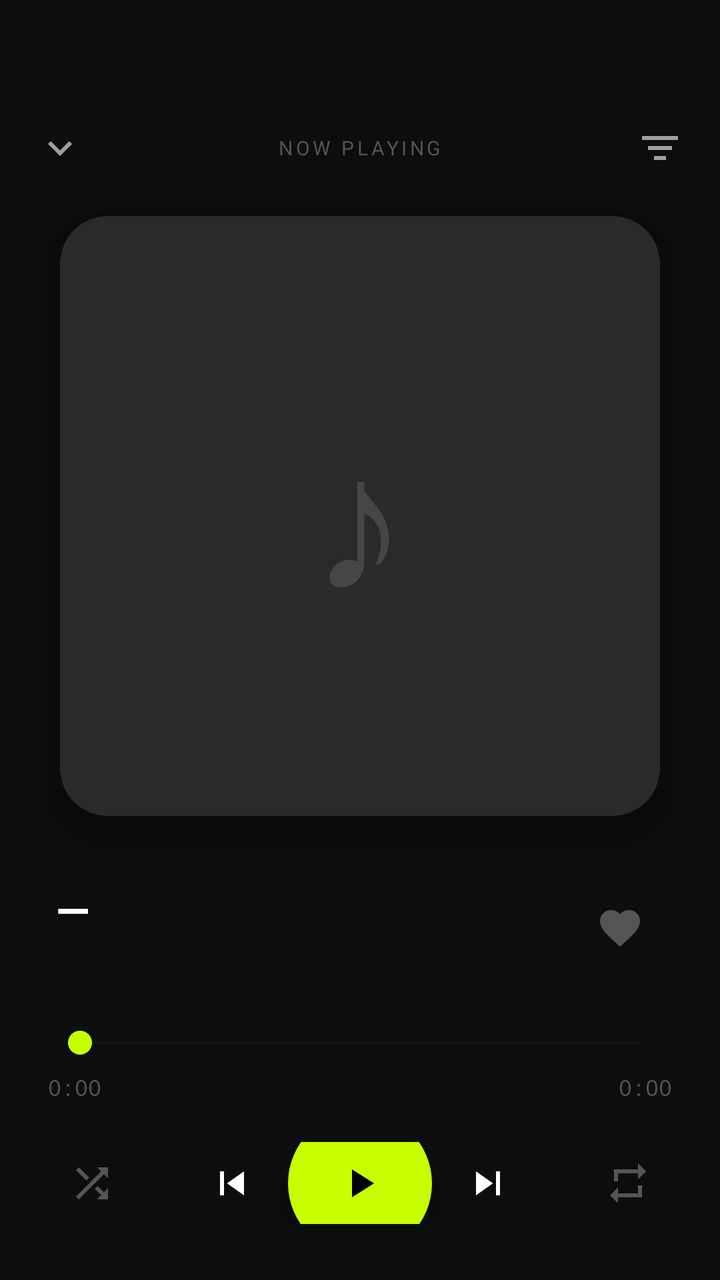
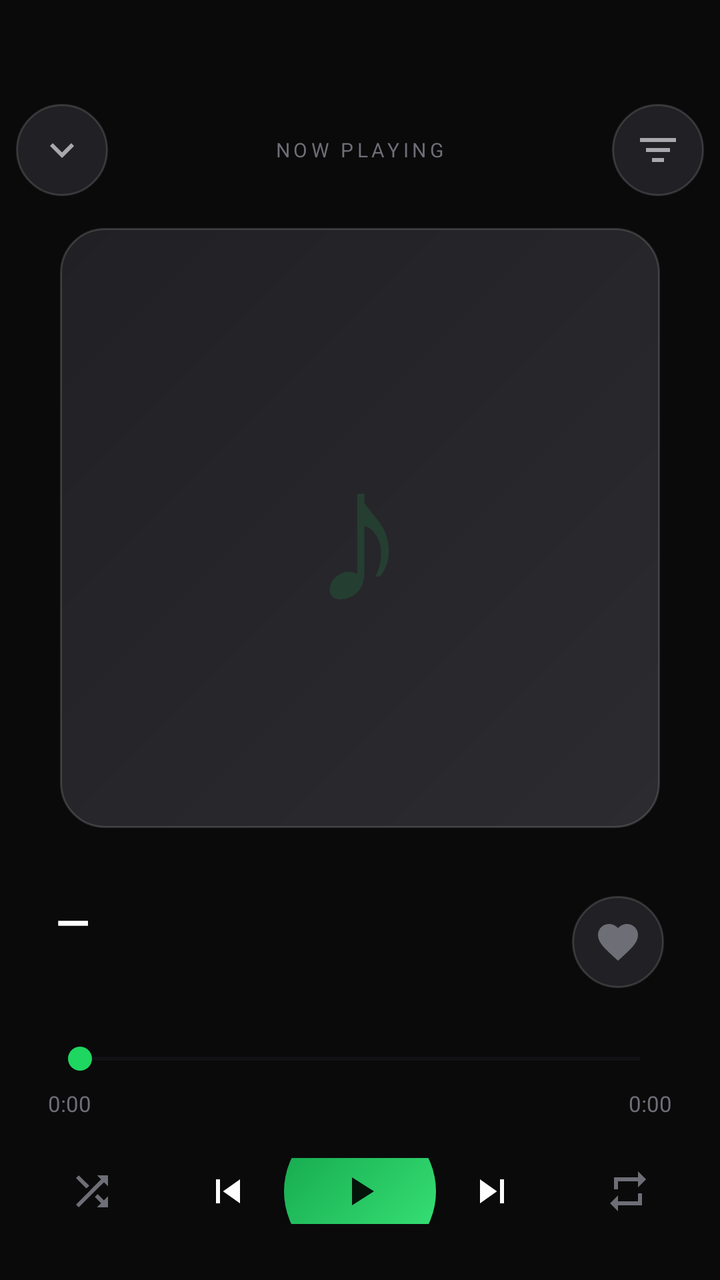

Screens rendered from an Android XML layout before and after an edit, with the pre-edit source and the edit as a unified diff.
<!-- AndroidManifest.xml: application theme Theme.Rhythmix -->
<!-- res/layout/fragment_player.xml -->
<?xml version="1.0" encoding="utf-8"?>
<LinearLayout
    xmlns:android="http://schemas.android.com/apk/res/android"
    xmlns:app="http://schemas.android.com/apk/res-auto"
    android:layout_width="match_parent"
    android:layout_height="match_parent"
    android:background="@color/bg"
    android:orientation="vertical">

    
    <LinearLayout
        android:layout_width="match_parent"
        android:layout_height="wrap_content"
        android:orientation="horizontal"
        android:paddingHorizontal="8dp"
        android:paddingTop="52dp"
        android:paddingBottom="8dp"
        android:gravity="center_vertical">

        <ImageButton
            android:id="@+id/btn_back"
            android:layout_width="44dp"
            android:layout_height="44dp"
            android:src="@drawable/ic_chevron_down"
            android:background="@null"
            android:padding="10dp"
            app:tint="@color/text_secondary" />

        <LinearLayout
            android:layout_width="0dp"
            android:layout_height="wrap_content"
            android:layout_weight="1"
            android:orientation="vertical"
            android:gravity="center">
            <TextView
                android:layout_width="wrap_content"
                android:layout_height="wrap_content"
                android:text="NOW PLAYING"
                android:textSize="10sp"
                android:textColor="@color/text_tertiary"
                android:letterSpacing="0.15"/>
        </LinearLayout>

        <ImageButton
            android:id="@+id/btn_queue"
            android:layout_width="44dp"
            android:layout_height="44dp"
            android:src="@drawable/ic_queue"
            android:background="@null"
            android:padding="10dp"
            app:tint="@color/text_secondary" />
    </LinearLayout>

    
    <FrameLayout
        android:id="@+id/art_container"
        android:layout_width="300dp"
        android:layout_height="300dp"
        android:layout_gravity="center_horizontal"
        android:layout_marginTop="4dp"
        android:layout_marginBottom="32dp"
        android:background="@drawable/bg_art"
        android:gravity="center"
        android:elevation="12dp">

        <TextView
            android:id="@+id/tv_art_note"
            android:layout_width="wrap_content"
            android:layout_height="wrap_content"
            android:layout_gravity="center"
            android:text="♪"
            android:textSize="96sp"
            android:textColor="#22FFFFFF" />

        <TextView
            android:id="@+id/tv_art_letter"
            android:layout_width="wrap_content"
            android:layout_height="wrap_content"
            android:layout_gravity="center"
            android:textSize="80sp"
            android:textStyle="bold"
            android:textColor="#55FFFFFF" />
    </FrameLayout>

    
    <LinearLayout
        android:layout_width="match_parent"
        android:layout_height="wrap_content"
        android:orientation="horizontal"
        android:paddingHorizontal="28dp"
        android:paddingBottom="24dp"
        android:gravity="center_vertical">

        <LinearLayout
            android:layout_width="0dp"
            android:layout_height="wrap_content"
            android:layout_weight="1"
            android:orientation="vertical">
            <TextView
                android:id="@+id/tv_title"
                android:layout_width="match_parent"
                android:layout_height="wrap_content"
                android:text="—"
                android:textSize="22sp"
                android:textStyle="bold"
                android:textColor="@color/text_primary"
                android:maxLines="1"
                android:ellipsize="end" />
            <TextView
                android:id="@+id/tv_artist"
                android:layout_width="match_parent"
                android:layout_height="wrap_content"
                android:textSize="14sp"
                android:textColor="@color/text_secondary"
                android:maxLines="1"
                android:ellipsize="end" />
        </LinearLayout>

        <ImageButton
            android:id="@+id/btn_like"
            android:layout_width="44dp"
            android:layout_height="44dp"
            android:src="@drawable/ic_heart"
            android:background="@null"
            android:padding="10dp"
            app:tint="@color/text_tertiary" />
    </LinearLayout>

    
    <LinearLayout
        android:layout_width="match_parent"
        android:layout_height="wrap_content"
        android:orientation="vertical"
        android:paddingHorizontal="24dp"
        android:paddingBottom="20dp">

        <SeekBar
            android:id="@+id/seek_bar"
            android:layout_width="match_parent"
            android:layout_height="wrap_content"
            android:progressTint="@color/accent"
            android:thumbTint="@color/accent"
            android:progressBackgroundTint="@color/surface2"
            android:max="1000" />

        <LinearLayout
            android:layout_width="match_parent"
            android:layout_height="wrap_content"
            android:orientation="horizontal"
            android:paddingTop="6dp">
            <TextView
                android:id="@+id/tv_position"
                android:layout_width="wrap_content"
                android:layout_height="wrap_content"
                android:text="0:00"
                android:textSize="11sp"
                android:textColor="@color/text_tertiary"
                android:fontFamily="monospace" />
            <View android:layout_width="0dp" android:layout_height="1dp" android:layout_weight="1" />
            <TextView
                android:id="@+id/tv_duration"
                android:layout_width="wrap_content"
                android:layout_height="wrap_content"
                android:text="0:00"
                android:textSize="11sp"
                android:textColor="@color/text_tertiary"
                android:fontFamily="monospace" />
        </LinearLayout>
    </LinearLayout>

    
    <LinearLayout
        android:layout_width="match_parent"
        android:layout_height="wrap_content"
        android:orientation="horizontal"
        android:paddingHorizontal="24dp"
        android:paddingBottom="28dp"
        android:gravity="center_vertical">

        <ImageButton
            android:id="@+id/btn_shuffle"
            android:layout_width="44dp"
            android:layout_height="44dp"
            android:src="@drawable/ic_shuffle"
            android:background="@null"
            android:padding="10dp"
            app:tint="@color/text_tertiary" />

        <View android:layout_width="0dp" android:layout_height="1dp" android:layout_weight="1" />

        <ImageButton
            android:id="@+id/btn_prev"
            android:layout_width="56dp"
            android:layout_height="56dp"
            android:src="@drawable/ic_skip_prev"
            android:background="@null"
            android:padding="10dp"
            app:tint="@color/text_primary" />

        
        <ImageButton
            android:id="@+id/btn_play"
            android:layout_width="72dp"
            android:layout_height="72dp"
            android:src="@drawable/ic_play"
            android:background="@drawable/bg_play_btn"
            android:padding="18dp"
            android:elevation="8dp"
            app:tint="@color/black" />

        <ImageButton
            android:id="@+id/btn_next"
            android:layout_width="56dp"
            android:layout_height="56dp"
            android:src="@drawable/ic_skip_next"
            android:background="@null"
            android:padding="10dp"
            app:tint="@color/text_primary" />

        <View android:layout_width="0dp" android:layout_height="1dp" android:layout_weight="1" />

        <ImageButton
            android:id="@+id/btn_repeat"
            android:layout_width="44dp"
            android:layout_height="44dp"
            android:src="@drawable/ic_repeat"
            android:background="@null"
            android:padding="10dp"
            app:tint="@color/text_tertiary" />
    </LinearLayout>

</LinearLayout>
<!-- resources referenced by this layout -->
<resources>
  <color name="accent">#C8FF00</color>
  <color name="bg">#0D0D0D</color>
  <color name="surface2">#222222</color>
  <color name="text_secondary">#A0A0A0</color>
  <color name="text_tertiary">#555555</color>
  <!-- drawable bg_art (drawable) -->
  <?xml version="1.0" encoding="utf-8"?>
  <shape xmlns:android="http://schemas.android.com/apk/res/android">
      <solid android:color="@color/elevated" />
      <corners android:radius="24dp" />
  </shape>
  <!-- drawable bg_play_btn (drawable) -->
  <?xml version="1.0" encoding="utf-8"?>
  <shape xmlns:android="http://schemas.android.com/apk/res/android" android:shape="oval">
      <solid android:color="@color/accent" />
  </shape>
  <!-- drawable ic_play (drawable) -->
  <vector xmlns:android="http://schemas.android.com/apk/res/android"
      android:width="24dp"
      android:height="24dp"
      android:viewportWidth="24"
      android:viewportHeight="24">
      <path
          android:fillColor="#FFFFFF"
          android:pathData="M8,5v14l11,-7z"/>
  </vector>
  <!-- drawable ic_repeat (drawable) -->
  <vector xmlns:android="http://schemas.android.com/apk/res/android"
      android:width="24dp"
      android:height="24dp"
      android:viewportWidth="24"
      android:viewportHeight="24">
      <path
          android:fillColor="#FFFFFF"
          android:pathData="M7,7h10v3l4,-4 -4,-4v3H5v6h2V7zm10,10H7v-3l-4,4 4,4v-3h12v-6h-2v5z"/>
  </vector>
  <style name="Theme.Rhythmix" parent="Theme.Material3.Dark.NoActionBar">
          <item name="colorPrimary">@color/accent</item>
          <item name="colorPrimaryVariant">@color/accent_dim</item>
          <item name="colorOnPrimary">@color/black</item>
          <item name="colorSecondary">@color/violet</item>
          <item name="colorSurface">@color/surface</item>
          <item name="colorOnSurface">@color/text_primary</item>
          <item name="android:colorBackground">@color/bg</item>
          <item name="android:windowBackground">@color/bg</item>
          <item name="android:statusBarColor">@color/bg</item>
          <item name="android:navigationBarColor">@color/nav_bg</item>
          <item name="android:windowLightStatusBar">false</item>
          <item name="android:windowLightNavigationBar">false</item>
      </style>
  <color name="elevated">#2A2A2A</color>
  <color name="accent_dim">#3A4700</color>
  <color name="violet">#9B6DFF</color>
  <color name="surface">#1A1A1A</color>
  <color name="nav_bg">#111111</color>
  <!-- unchanged entries left out for length: 8 -->
</resources>

<!-- the commit's change to res/layout/fragment_player.xml (unified diff, before → after) -->
@@ -19,11 +19,11 @@
 
         <ImageButton
             android:id="@+id/btn_back"
-            android:layout_width="44dp"
-            android:layout_height="44dp"
+            android:layout_width="46dp"
+            android:layout_height="46dp"
             android:src="@drawable/ic_chevron_down"
-            android:background="@null"
-            android:padding="10dp"
+            android:background="@drawable/bg_icon_btn"
+            android:padding="11dp"
             app:tint="@color/text_secondary" />
 
         <LinearLayout
@@ -38,16 +38,16 @@
                 android:text="NOW PLAYING"
                 android:textSize="10sp"
                 android:textColor="@color/text_tertiary"
-                android:letterSpacing="0.15"/>
+                android:letterSpacing="0.18"/>
         </LinearLayout>
 
         <ImageButton
             android:id="@+id/btn_queue"
-            android:layout_width="44dp"
-            android:layout_height="44dp"
+            android:layout_width="46dp"
+            android:layout_height="46dp"
             android:src="@drawable/ic_queue"
-            android:background="@null"
-            android:padding="10dp"
+            android:background="@drawable/bg_icon_btn"
+            android:padding="11dp"
             app:tint="@color/text_secondary" />
     </LinearLayout>
 
@@ -57,7 +57,7 @@
         android:layout_width="300dp"
         android:layout_height="300dp"
         android:layout_gravity="center_horizontal"
-        android:layout_marginTop="4dp"
+        android:layout_marginTop="8dp"
         android:layout_marginBottom="32dp"
         android:background="@drawable/bg_art"
         android:gravity="center"
@@ -70,7 +70,7 @@
             android:layout_gravity="center"
             android:text="♪"
             android:textSize="96sp"
-            android:textColor="#22FFFFFF" />
+            android:textColor="#221ED760" />
 
         <TextView
             android:id="@+id/tv_art_letter"
@@ -103,6 +103,7 @@
                 android:text="—"
                 android:textSize="22sp"
                 android:textStyle="bold"
+                android:letterSpacing="-0.01"
                 android:textColor="@color/text_primary"
                 android:maxLines="1"
                 android:ellipsize="end" />
@@ -110,6 +111,7 @@
                 android:id="@+id/tv_artist"
                 android:layout_width="match_parent"
                 android:layout_height="wrap_content"
+                android:layout_marginTop="2dp"
                 android:textSize="14sp"
                 android:textColor="@color/text_secondary"
                 android:maxLines="1"
@@ -118,11 +120,11 @@
 
         <ImageButton
             android:id="@+id/btn_like"
-            android:layout_width="44dp"
-            android:layout_height="44dp"
+            android:layout_width="46dp"
+            android:layout_height="46dp"
             android:src="@drawable/ic_heart"
-            android:background="@null"
-            android:padding="10dp"
+            android:background="@drawable/bg_icon_btn"
+            android:padding="11dp"
             app:tint="@color/text_tertiary" />
     </LinearLayout>
 
@@ -200,13 +202,13 @@
         
         <ImageButton
             android:id="@+id/btn_play"
-            android:layout_width="72dp"
-            android:layout_height="72dp"
+            android:layout_width="76dp"
+            android:layout_height="76dp"
             android:src="@drawable/ic_play"
             android:background="@drawable/bg_play_btn"
-            android:padding="18dp"
+            android:padding="20dp"
             android:elevation="8dp"
-            app:tint="@color/black" />
+            app:tint="@color/accent_on" />
 
         <ImageButton
             android:id="@+id/btn_next"
<!-- resource entries referenced after the edit -->
@@ -1,60 +1,98 @@
 <!-- resources referenced by this layout -->
 <resources>
-  <color name="accent">#C8FF00</color>
-  <color name="bg">#0D0D0D</color>
-  <color name="surface2">#222222</color>
-  <color name="text_secondary">#A0A0A0</color>
-  <color name="text_tertiary">#555555</color>
+  <color name="accent">#1ED760</color>
+  <color name="accent_on">#04140A</color>
+  <color name="bg">#0A0A0B</color>
+  <color name="surface2">#212125</color>
+  <color name="text_secondary">#A8A8AF</color>
+  <color name="text_tertiary">#6E6E77</color>
   <!-- drawable bg_art (drawable) -->
   <?xml version="1.0" encoding="utf-8"?>
   <shape xmlns:android="http://schemas.android.com/apk/res/android">
-      <solid android:color="@color/elevated" />
-      <corners android:radius="24dp" />
+      <gradient
+          android:type="linear"
+          android:angle="135"
+          android:startColor="@color/elevated"
+          android:endColor="@color/surface2" />
+      <corners android:radius="22dp" />
+      <stroke android:width="1dp" android:color="@color/surface_border" />
   </shape>
+  <!-- drawable bg_icon_btn (drawable) -->
+  <?xml version="1.0" encoding="utf-8"?>
+  <ripple xmlns:android="http://schemas.android.com/apk/res/android"
+      android:color="#3DFFFFFF">
+      <item>
+          <shape android:shape="oval">
+              <solid android:color="@color/surface2" />
+              <stroke android:width="1dp" android:color="@color/surface_border" />
+          </shape>
+      </item>
+  </ripple>
   <!-- drawable bg_play_btn (drawable) -->
   <?xml version="1.0" encoding="utf-8"?>
   <shape xmlns:android="http://schemas.android.com/apk/res/android" android:shape="oval">
-      <solid android:color="@color/accent" />
+      <gradient
+          android:type="linear"
+          android:angle="135"
+          android:startColor="@color/accent_light"
+          android:endColor="@color/accent_dark" />
   </shape>
   <!-- drawable ic_play (drawable) -->
-  <vector xmlns:android="http://schemas.android.com/apk/res/android"
-      android:width="24dp"
-      android:height="24dp"
-      android:viewportWidth="24"
-      android:viewportHeight="24">
-      <path
-          android:fillColor="#FFFFFF"
-          android:pathData="M8,5v14l11,-7z"/>
+  <vector xmlns:android="http://schemas.android.com/apk/res/android" android:width="24dp" android:height="24dp" android:viewportWidth="24" android:viewportHeight="24">
+      <path android:fillColor="#FFFFFF" android:pathData="M8,5v14l11,-7z"/>
   </vector>
   <!-- drawable ic_repeat (drawable) -->
-  <vector xmlns:android="http://schemas.android.com/apk/res/android"
-      android:width="24dp"
-      android:height="24dp"
-      android:viewportWidth="24"
-      android:viewportHeight="24">
-      <path
-          android:fillColor="#FFFFFF"
-          android:pathData="M7,7h10v3l4,-4 -4,-4v3H5v6h2V7zm10,10H7v-3l-4,4 4,4v-3h12v-6h-2v5z"/>
+  <vector xmlns:android="http://schemas.android.com/apk/res/android" android:width="24dp" android:height="24dp" android:viewportWidth="24" android:viewportHeight="24">
+      <path android:fillColor="#FFFFFF" android:pathData="M7,7h10v3l4,-4 -4,-4v3H5v6h2V7zm10,10H7v-3l-4,4 4,4v-3h12v-6h-2v5z"/>
   </vector>
   <style name="Theme.Rhythmix" parent="Theme.Material3.Dark.NoActionBar">
+          
           <item name="colorPrimary">@color/accent</item>
-          <item name="colorPrimaryVariant">@color/accent_dim</item>
-          <item name="colorOnPrimary">@color/black</item>
+          <item name="colorOnPrimary">@color/accent_on</item>
+          <item name="colorPrimaryContainer">@color/accent_dim</item>
+          <item name="colorOnPrimaryContainer">@color/accent_light</item>
           <item name="colorSecondary">@color/violet</item>
+          <item name="colorOnSecondary">@color/black</item>
+  
+          
           <item name="colorSurface">@color/surface</item>
           <item name="colorOnSurface">@color/text_primary</item>
+          <item name="colorSurfaceVariant">@color/surface2</item>
+          <item name="colorOnSurfaceVariant">@color/text_secondary</item>
           <item name="android:colorBackground">@color/bg</item>
-          <item name="android:windowBackground">@color/bg</item>
+          <item name="colorOutline">@color/surface_border</item>
+  
+          
           <item name="android:statusBarColor">@color/bg</item>
           <item name="android:navigationBarColor">@color/nav_bg</item>
-          <item name="android:windowLightStatusBar">false</item>
-          <item name="android:windowLightNavigationBar">false</item>
+          <item name="android:windowLightStatusBar" tools:targetApi="23">false</item>
+          <item name="android:windowLightNavigationBar" tools:targetApi="27">false</item>
+          <item name="android:enforceNavigationBarContrast" tools:targetApi="29">false</item>
+          <item name="android:windowDrawsSystemBarBackgrounds">true</item>
+  
+          
+          <item name="android:fontFamily">sans-serif</item>
+          <item name="fontFamily">sans-serif</item>
+  
+          
+          <item name="chipStyle">@style/Widget.Rhythmix.Chip</item>
       </style>
-  <color name="elevated">#2A2A2A</color>
-  <color name="accent_dim">#3A4700</color>
-  <color name="violet">#9B6DFF</color>
-  <color name="surface">#1A1A1A</color>
-  <color name="nav_bg">#111111</color>
+  <color name="elevated">#2B2B30</color>
+  <color name="surface_border">#26FFFFFF</color>
+  <color name="accent_light">#3BE87A</color>
+  <color name="accent_dark">#12A34A</color>
+  <color name="accent_dim">#17281D</color>
+  <color name="violet">#A78BFA</color>
+  <color name="surface">#161618</color>
+  <color name="nav_bg">#101012</color>
+  <style name="Widget.Rhythmix.Chip" parent="Widget.Material3.Chip.Filter">
+          <item name="chipBackgroundColor">@color/surface2</item>
+          <item name="chipStrokeColor">@color/surface_border</item>
+          <item name="chipStrokeWidth">1dp</item>
+          <item name="android:textColor">@color/text_secondary</item>
+          <item name="chipCornerRadius">100dp</item>
+          <item name="checkedIconVisible">false</item>
+      </style>
   <!-- unchanged entries left out for length: 8 -->
 </resources>
 
